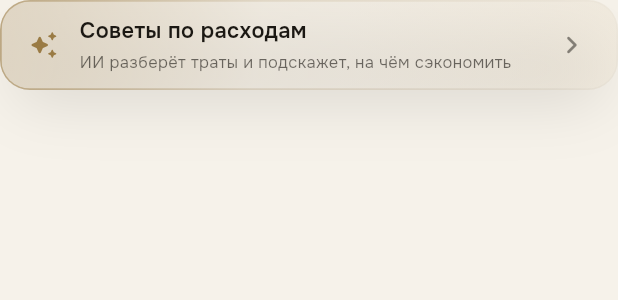
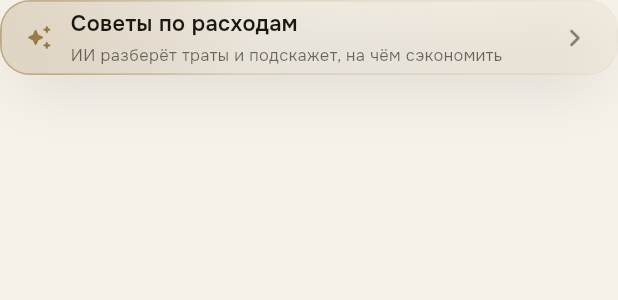
Before and after one commit to baboevazamatkz-create/Project, a Flutter app: the AdviceTabButton widget shown alone on an empty page, opened directly with empty values, on a phone screen of 412 x 824 dp. Shown: the top 300 px of the screen. Run offline on Flutter 3.47's test engine with Material 3 defaults, Android fonts, the phone set to English and light mode, and no system bars; our stand-ins replace cloud_firestore, firebase_auth, firebase_core, fl_chart, image_picker, shared_preferences and 1 more; accounts and stored records are empty; network calls fail.

Commit message:
Trim the advice button's height and its gap under the card (#101)
Height 60 -> 50 (icon, padding and label shrunk to match), and the
gap under SummaryCard 10 -> 6, per user feedback after seeing the bar
in place.


Claude-Session: https://claude.ai/code/session_01FGhFt6z7pbN8caMhjQJkXN

Co-authored-by: Claude <noreply@anthropic.com>

```diff
--- a/lib/screens/home_screen.dart
+++ b/lib/screens/home_screen.dart
@@ -1122,7 +1122,7 @@ class _HomeScreenState extends State<HomeScreen> with WidgetsBindingObserver {
                                     ),
                                   ),
                                   if (_adviceEnabled) ...[
-                                    const SizedBox(height: 10),
+                                    const SizedBox(height: 6),
                                     tourStep(
                                       context,
                                       tourKey: _adviceKey,
--- a/lib/widgets/advice_tab_button.dart
+++ b/lib/widgets/advice_tab_button.dart
@@ -19,7 +19,7 @@ class AdviceTabButton extends StatelessWidget {
   @override
   Widget build(BuildContext context) {
     return Container(
-      height: 60,
+      height: 50,
       decoration: BoxDecoration(
         borderRadius: BorderRadius.circular(20),
         gradient: LinearGradient(
@@ -54,15 +54,15 @@ class AdviceTabButton extends StatelessWidget {
             child: DecoratedBox(
               decoration: BoxDecoration(gradient: heroGradientFor(context)),
               child: Padding(
-                padding: const EdgeInsets.symmetric(horizontal: 18),
+                padding: const EdgeInsets.symmetric(horizontal: 16),
                 child: Row(
                   children: [
                     Icon(
                       Icons.auto_awesome_rounded,
-                      size: 20,
+                      size: 18,
                       color: goldFor(context),
                     ),
-                    const SizedBox(width: 14),
+                    const SizedBox(width: 12),
                     Expanded(
                       child: Column(
                         mainAxisSize: MainAxisSize.min,
```
